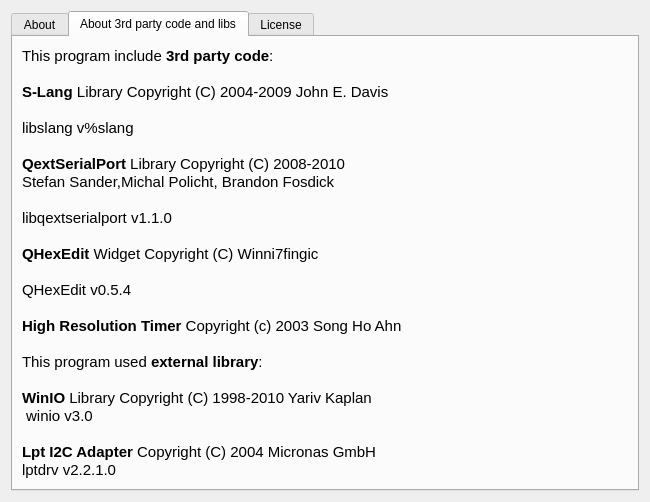
Old version of the form aboutwindow.ui in the repository f0ma/hardwareexpert.
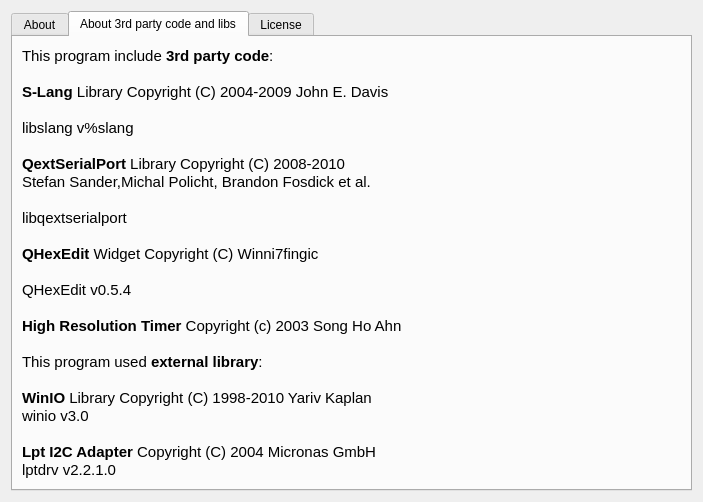
New version of the form. The open tabs and pages were chosen to show the change.

The edit to the form file:
```diff
--- a/aboutwindow.ui
+++ b/aboutwindow.ui
@@ -9,8 +9,8 @@
    <rect>
     <x>0</x>
     <y>0</y>
-    <width>646</width>
-    <height>478</height>
+    <width>703</width>
+    <height>495</height>
    </rect>
   </property>
   <property name="windowTitle">
@@ -84,31 +84,31 @@
           <string>&lt;!DOCTYPE HTML PUBLIC &quot;-//W3C//DTD HTML 4.0//EN&quot; &quot;http://www.w3.org/TR/REC-html40/strict.dtd&quot;&gt;
 &lt;html&gt;&lt;head&gt;&lt;meta name=&quot;qrichtext&quot; content=&quot;1&quot; /&gt;&lt;style type=&quot;text/css&quot;&gt;
 p, li { white-space: pre-wrap; }
-&lt;/style&gt;&lt;/head&gt;&lt;body style=&quot; font-family:'Ubuntu'; font-size:11pt; font-weight:400; font-style:normal;&quot;&gt;
-&lt;p style=&quot; margin-top:0px; margin-bottom:0px; margin-left:0px; margin-right:0px; -qt-block-indent:0; text-indent:0px;&quot;&gt;This program include&lt;span style=&quot; font-weight:600;&quot;&gt; 3rd party code&lt;/span&gt;:&lt;/p&gt;
-&lt;p style=&quot;-qt-paragraph-type:empty; margin-top:0px; margin-bottom:0px; margin-left:0px; margin-right:0px; -qt-block-indent:0; text-indent:0px;&quot;&gt;&lt;/p&gt;
-&lt;p style=&quot; margin-top:0px; margin-bottom:0px; margin-left:0px; margin-right:0px; -qt-block-indent:0; text-indent:0px;&quot;&gt;&lt;span style=&quot; font-weight:600;&quot;&gt;S-Lang&lt;/span&gt; Library Copyright (C) 2004-2009 John E. Davis&lt;/p&gt;
-&lt;p style=&quot;-qt-paragraph-type:empty; margin-top:0px; margin-bottom:0px; margin-left:0px; margin-right:0px; -qt-block-indent:0; text-indent:0px;&quot;&gt;&lt;/p&gt;
-&lt;p style=&quot; margin-top:0px; margin-bottom:0px; margin-left:0px; margin-right:0px; -qt-block-indent:0; text-indent:0px;&quot;&gt;libslang v%slang&lt;/p&gt;
-&lt;p style=&quot;-qt-paragraph-type:empty; margin-top:0px; margin-bottom:0px; margin-left:0px; margin-right:0px; -qt-block-indent:0; text-indent:0px;&quot;&gt;&lt;/p&gt;
-&lt;p style=&quot; margin-top:0px; margin-bottom:0px; margin-left:0px; margin-right:0px; -qt-block-indent:0; text-indent:0px;&quot;&gt;&lt;span style=&quot; font-weight:600;&quot;&gt;QextSerialPort&lt;/span&gt; Library Copyright (C) 2008-2010 &lt;/p&gt;
-&lt;p style=&quot; margin-top:0px; margin-bottom:0px; margin-left:0px; margin-right:0px; -qt-block-indent:0; text-indent:0px;&quot;&gt;Stefan Sander,Michal Policht, Brandon Fosdick&lt;/p&gt;
-&lt;p style=&quot;-qt-paragraph-type:empty; margin-top:0px; margin-bottom:0px; margin-left:0px; margin-right:0px; -qt-block-indent:0; text-indent:0px;&quot;&gt;&lt;/p&gt;
-&lt;p style=&quot; margin-top:0px; margin-bottom:0px; margin-left:0px; margin-right:0px; -qt-block-indent:0; text-indent:0px;&quot;&gt;libqextserialport v1.1.0&lt;/p&gt;
-&lt;p style=&quot;-qt-paragraph-type:empty; margin-top:0px; margin-bottom:0px; margin-left:0px; margin-right:0px; -qt-block-indent:0; text-indent:0px;&quot;&gt;&lt;/p&gt;
-&lt;p style=&quot; margin-top:0px; margin-bottom:0px; margin-left:0px; margin-right:0px; -qt-block-indent:0; text-indent:0px;&quot;&gt;&lt;span style=&quot; font-weight:600;&quot;&gt;QHexEdit&lt;/span&gt; Widget Copyright (C) Winni7fingic&lt;/p&gt;
-&lt;p style=&quot;-qt-paragraph-type:empty; margin-top:0px; margin-bottom:0px; margin-left:0px; margin-right:0px; -qt-block-indent:0; text-indent:0px;&quot;&gt;&lt;/p&gt;
-&lt;p style=&quot; margin-top:0px; margin-bottom:0px; margin-left:0px; margin-right:0px; -qt-block-indent:0; text-indent:0px;&quot;&gt;QHexEdit v0.5.4&lt;/p&gt;
-&lt;p style=&quot;-qt-paragraph-type:empty; margin-top:0px; margin-bottom:0px; margin-left:0px; margin-right:0px; -qt-block-indent:0; text-indent:0px;&quot;&gt;&lt;/p&gt;
-&lt;p style=&quot; margin-top:0px; margin-bottom:0px; margin-left:0px; margin-right:0px; -qt-block-indent:0; text-indent:0px;&quot;&gt;&lt;span style=&quot; font-weight:600;&quot;&gt;High Resolution Timer&lt;/span&gt; Copyright (c) 2003 Song Ho Ahn&lt;/p&gt;
-&lt;p style=&quot;-qt-paragraph-type:empty; margin-top:0px; margin-bottom:0px; margin-left:0px; margin-right:0px; -qt-block-indent:0; text-indent:0px;&quot;&gt;&lt;/p&gt;
-&lt;p style=&quot; margin-top:0px; margin-bottom:0px; margin-left:0px; margin-right:0px; -qt-block-indent:0; text-indent:0px;&quot;&gt;This program used &lt;span style=&quot; font-weight:600;&quot;&gt;external library&lt;/span&gt;:&lt;/p&gt;
-&lt;p style=&quot;-qt-paragraph-type:empty; margin-top:0px; margin-bottom:0px; margin-left:0px; margin-right:0px; -qt-block-indent:0; text-indent:0px;&quot;&gt;&lt;/p&gt;
-&lt;p style=&quot; margin-top:0px; margin-bottom:0px; margin-left:0px; margin-right:0px; -qt-block-indent:0; text-indent:0px;&quot;&gt;&lt;span style=&quot; font-weight:600;&quot;&gt;WinIO&lt;/span&gt; Library Copyright (C) 1998-2010 Yariv Kaplan&lt;/p&gt;
-&lt;p style=&quot; margin-top:0px; margin-bottom:0px; margin-left:0px; margin-right:0px; -qt-block-indent:0; text-indent:0px;&quot;&gt; winio v3.0&lt;/p&gt;
-&lt;p style=&quot;-qt-paragraph-type:empty; margin-top:0px; margin-bottom:0px; margin-left:0px; margin-right:0px; -qt-block-indent:0; text-indent:0px;&quot;&gt;&lt;/p&gt;
-&lt;p style=&quot; margin-top:0px; margin-bottom:0px; margin-left:0px; margin-right:0px; -qt-block-indent:0; text-indent:0px;&quot;&gt;&lt;span style=&quot; font-weight:600;&quot;&gt;Lpt I2C Adapter&lt;/span&gt; Copyright (C) 2004 Micronas GmbH&lt;/p&gt;
-&lt;p style=&quot; margin-top:0px; margin-bottom:0px; margin-left:0px; margin-right:0px; -qt-block-indent:0; text-indent:0px;&quot;&gt;lptdrv v2.2.1.0&lt;/p&gt;&lt;/body&gt;&lt;/html&gt;</string>
+&lt;/style&gt;&lt;/head&gt;&lt;body style=&quot; font-family:'MS Shell Dlg 2'; font-size:8.25pt; font-weight:400; font-style:normal;&quot;&gt;
+&lt;p style=&quot; margin-top:0px; margin-bottom:0px; margin-left:0px; margin-right:0px; -qt-block-indent:0; text-indent:0px;&quot;&gt;&lt;span style=&quot; font-family:'Ubuntu'; font-size:11pt;&quot;&gt;This program include&lt;/span&gt;&lt;span style=&quot; font-family:'Ubuntu'; font-size:11pt; font-weight:600;&quot;&gt; 3rd party code&lt;/span&gt;&lt;span style=&quot; font-family:'Ubuntu'; font-size:11pt;&quot;&gt;:&lt;/span&gt;&lt;/p&gt;
+&lt;p style=&quot;-qt-paragraph-type:empty; margin-top:0px; margin-bottom:0px; margin-left:0px; margin-right:0px; -qt-block-indent:0; text-indent:0px; font-family:'Ubuntu'; font-size:11pt;&quot;&gt;&lt;/p&gt;
+&lt;p style=&quot; margin-top:0px; margin-bottom:0px; margin-left:0px; margin-right:0px; -qt-block-indent:0; text-indent:0px;&quot;&gt;&lt;span style=&quot; font-family:'Ubuntu'; font-size:11pt; font-weight:600;&quot;&gt;S-Lang&lt;/span&gt;&lt;span style=&quot; font-family:'Ubuntu'; font-size:11pt;&quot;&gt; Library Copyright (C) 2004-2009 John E. Davis&lt;/span&gt;&lt;/p&gt;
+&lt;p style=&quot;-qt-paragraph-type:empty; margin-top:0px; margin-bottom:0px; margin-left:0px; margin-right:0px; -qt-block-indent:0; text-indent:0px; font-family:'Ubuntu'; font-size:11pt;&quot;&gt;&lt;/p&gt;
+&lt;p style=&quot; margin-top:0px; margin-bottom:0px; margin-left:0px; margin-right:0px; -qt-block-indent:0; text-indent:0px;&quot;&gt;&lt;span style=&quot; font-family:'Ubuntu'; font-size:11pt;&quot;&gt;libslang v%slang&lt;/span&gt;&lt;/p&gt;
+&lt;p style=&quot;-qt-paragraph-type:empty; margin-top:0px; margin-bottom:0px; margin-left:0px; margin-right:0px; -qt-block-indent:0; text-indent:0px; font-family:'Ubuntu'; font-size:11pt;&quot;&gt;&lt;/p&gt;
+&lt;p style=&quot; margin-top:0px; margin-bottom:0px; margin-left:0px; margin-right:0px; -qt-block-indent:0; text-indent:0px;&quot;&gt;&lt;span style=&quot; font-family:'Ubuntu'; font-size:11pt; font-weight:600;&quot;&gt;QextSerialPort&lt;/span&gt;&lt;span style=&quot; font-family:'Ubuntu'; font-size:11pt;&quot;&gt; Library Copyright (C) 2008-2010 &lt;/span&gt;&lt;/p&gt;
+&lt;p style=&quot; margin-top:0px; margin-bottom:0px; margin-left:0px; margin-right:0px; -qt-block-indent:0; text-indent:0px;&quot;&gt;&lt;span style=&quot; font-family:'Ubuntu'; font-size:11pt;&quot;&gt;Stefan Sander,Michal Policht, Brandon Fosdick et al.&lt;/span&gt;&lt;/p&gt;
+&lt;p style=&quot;-qt-paragraph-type:empty; margin-top:0px; margin-bottom:0px; margin-left:0px; margin-right:0px; -qt-block-indent:0; text-indent:0px; font-family:'Ubuntu'; font-size:11pt;&quot;&gt;&lt;/p&gt;
+&lt;p style=&quot; margin-top:0px; margin-bottom:0px; margin-left:0px; margin-right:0px; -qt-block-indent:0; text-indent:0px;&quot;&gt;&lt;span style=&quot; font-family:'Ubuntu'; font-size:11pt;&quot;&gt;libqextserialport&lt;/span&gt;&lt;/p&gt;
+&lt;p style=&quot;-qt-paragraph-type:empty; margin-top:0px; margin-bottom:0px; margin-left:0px; margin-right:0px; -qt-block-indent:0; text-indent:0px; font-family:'Ubuntu'; font-size:11pt;&quot;&gt;&lt;/p&gt;
+&lt;p style=&quot; margin-top:0px; margin-bottom:0px; margin-left:0px; margin-right:0px; -qt-block-indent:0; text-indent:0px;&quot;&gt;&lt;span style=&quot; font-family:'Ubuntu'; font-size:11pt; font-weight:600;&quot;&gt;QHexEdit&lt;/span&gt;&lt;span style=&quot; font-family:'Ubuntu'; font-size:11pt;&quot;&gt; Widget Copyright (C) Winni7fingic&lt;/span&gt;&lt;/p&gt;
+&lt;p style=&quot;-qt-paragraph-type:empty; margin-top:0px; margin-bottom:0px; margin-left:0px; margin-right:0px; -qt-block-indent:0; text-indent:0px; font-family:'Ubuntu'; font-size:11pt;&quot;&gt;&lt;/p&gt;
+&lt;p style=&quot; margin-top:0px; margin-bottom:0px; margin-left:0px; margin-right:0px; -qt-block-indent:0; text-indent:0px;&quot;&gt;&lt;span style=&quot; font-family:'Ubuntu'; font-size:11pt;&quot;&gt;QHexEdit v0.5.4&lt;/span&gt;&lt;/p&gt;
+&lt;p style=&quot;-qt-paragraph-type:empty; margin-top:0px; margin-bottom:0px; margin-left:0px; margin-right:0px; -qt-block-indent:0; text-indent:0px; font-family:'Ubuntu'; font-size:11pt;&quot;&gt;&lt;/p&gt;
+&lt;p style=&quot; margin-top:0px; margin-bottom:0px; margin-left:0px; margin-right:0px; -qt-block-indent:0; text-indent:0px;&quot;&gt;&lt;span style=&quot; font-family:'Ubuntu'; font-size:11pt; font-weight:600;&quot;&gt;High Resolution Timer&lt;/span&gt;&lt;span style=&quot; font-family:'Ubuntu'; font-size:11pt;&quot;&gt; Copyright (c) 2003 Song Ho Ahn&lt;/span&gt;&lt;/p&gt;
+&lt;p style=&quot;-qt-paragraph-type:empty; margin-top:0px; margin-bottom:0px; margin-left:0px; margin-right:0px; -qt-block-indent:0; text-indent:0px; font-family:'Ubuntu'; font-size:11pt;&quot;&gt;&lt;/p&gt;
+&lt;p style=&quot; margin-top:0px; margin-bottom:0px; margin-left:0px; margin-right:0px; -qt-block-indent:0; text-indent:0px;&quot;&gt;&lt;span style=&quot; font-family:'Ubuntu'; font-size:11pt;&quot;&gt;This program used &lt;/span&gt;&lt;span style=&quot; font-family:'Ubuntu'; font-size:11pt; font-weight:600;&quot;&gt;external library&lt;/span&gt;&lt;span style=&quot; font-family:'Ubuntu'; font-size:11pt;&quot;&gt;:&lt;/span&gt;&lt;/p&gt;
+&lt;p style=&quot;-qt-paragraph-type:empty; margin-top:0px; margin-bottom:0px; margin-left:0px; margin-right:0px; -qt-block-indent:0; text-indent:0px; font-family:'Ubuntu'; font-size:11pt;&quot;&gt;&lt;/p&gt;
+&lt;p style=&quot; margin-top:0px; margin-bottom:0px; margin-left:0px; margin-right:0px; -qt-block-indent:0; text-indent:0px;&quot;&gt;&lt;span style=&quot; font-family:'Ubuntu'; font-size:11pt; font-weight:600;&quot;&gt;WinIO&lt;/span&gt;&lt;span style=&quot; font-family:'Ubuntu'; font-size:11pt;&quot;&gt; Library Copyright (C) 1998-2010 Yariv Kaplan&lt;/span&gt;&lt;/p&gt;
+&lt;p style=&quot; margin-top:0px; margin-bottom:0px; margin-left:0px; margin-right:0px; -qt-block-indent:0; text-indent:0px;&quot;&gt;&lt;span style=&quot; font-family:'Ubuntu'; font-size:11pt;&quot;&gt;winio v3.0&lt;/span&gt;&lt;/p&gt;
+&lt;p style=&quot;-qt-paragraph-type:empty; margin-top:0px; margin-bottom:0px; margin-left:0px; margin-right:0px; -qt-block-indent:0; text-indent:0px; font-family:'Ubuntu'; font-size:11pt;&quot;&gt;&lt;/p&gt;
+&lt;p style=&quot; margin-top:0px; margin-bottom:0px; margin-left:0px; margin-right:0px; -qt-block-indent:0; text-indent:0px;&quot;&gt;&lt;span style=&quot; font-family:'Ubuntu'; font-size:11pt; font-weight:600;&quot;&gt;Lpt I2C Adapter&lt;/span&gt;&lt;span style=&quot; font-family:'Ubuntu'; font-size:11pt;&quot;&gt; Copyright (C) 2004 Micronas GmbH&lt;/span&gt;&lt;/p&gt;
+&lt;p style=&quot; margin-top:0px; margin-bottom:0px; margin-left:0px; margin-right:0px; -qt-block-indent:0; text-indent:0px;&quot;&gt;&lt;span style=&quot; font-family:'Ubuntu'; font-size:11pt;&quot;&gt;lptdrv v2.2.1.0&lt;/span&gt;&lt;/p&gt;&lt;/body&gt;&lt;/html&gt;</string>
          </property>
         </widget>
        </item>
```
Left out of the diff: 36 changed lines with no effect on the pictures.
